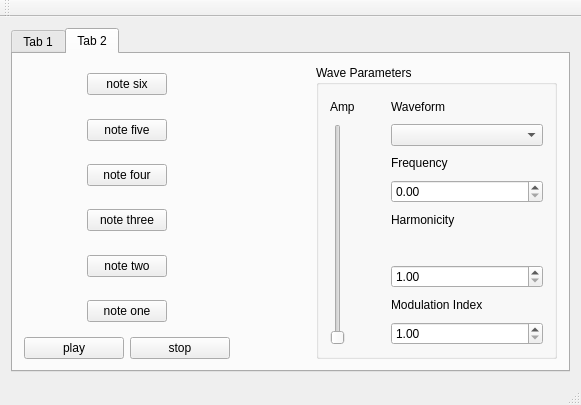
rokthewok/ECE4974, file Sequencer/mainwindow.ui: the form before one commit.
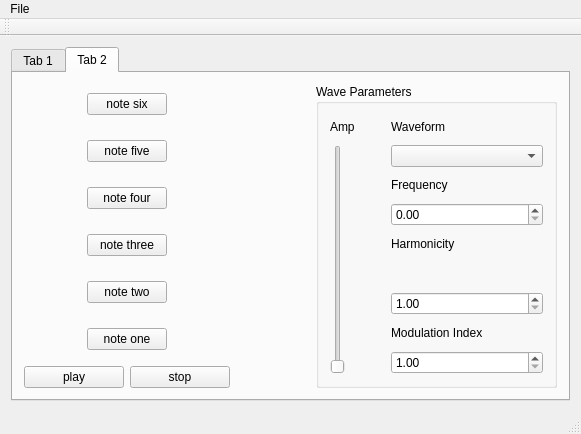
The form after the commit.

Commit message: Added save and close widgets to GUI. Save not yet implemented; will use WAV formatting. Added error handling dialog boxes

```diff
--- a/Sequencer/mainwindow.ui
+++ b/Sequencer/mainwindow.ui
@@ -7,7 +7,7 @@
     <x>0</x>
     <y>0</y>
     <width>581</width>
-    <height>405</height>
+    <height>434</height>
    </rect>
   </property>
   <property name="windowTitle">
@@ -278,6 +278,16 @@
      <height>29</height>
     </rect>
    </property>
+   <widget class="QMenu" name="menuFile">
+    <property name="title">
+     <string>File</string>
+    </property>
+    <addaction name="separator"/>
+    <addaction name="actionSave"/>
+    <addaction name="separator"/>
+    <addaction name="actionQuit"/>
+   </widget>
+   <addaction name="menuFile"/>
   </widget>
   <widget class="QToolBar" name="mainToolBar">
    <attribute name="toolBarArea">
```
Left out of the diff: 35 changed lines with no effect on the pictures. The commit also changes 4 other files.
